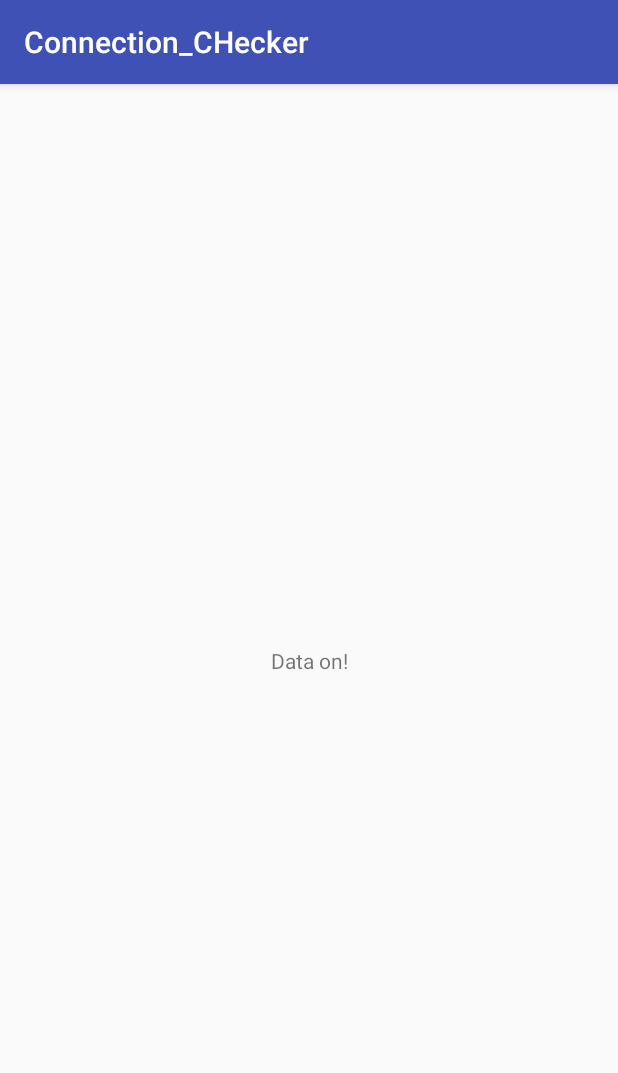
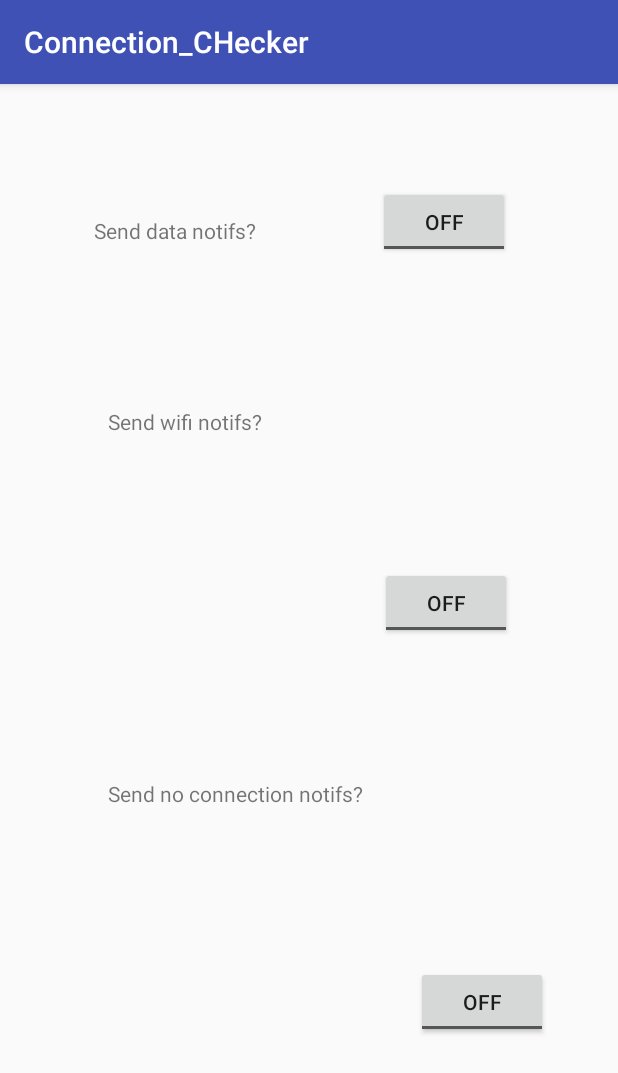
Before and after one commit to michelleli246/ConnectionChecker, an Android app: the screen it shows after launch (MainActivity), on a phone screen of 412 x 824 dp. Shown: the top 1073 px of the screen. Run offline under Robolectric (Android 15) with nearby library versions, the phone set to English and light mode, and no system bars.

```diff
--- a/app/src/main/java/li/michelle/connection_checker/MainActivity.java
+++ b/app/src/main/java/li/michelle/connection_checker/MainActivity.java
@@ -6,34 +6,49 @@ import android.app.PendingIntent;
 import android.content.Context;
 import android.content.Intent;
 import android.content.IntentFilter;
+import android.content.SharedPreferences;
 import android.graphics.BitmapFactory;
 import android.net.ConnectivityManager;
 import android.net.NetworkInfo;
 import android.support.v7.app.AppCompatActivity;
 import android.os.Bundle;
+import android.view.View;
+import android.widget.CompoundButton;
+import android.widget.ToggleButton;
 
 public class MainActivity extends AppCompatActivity {
 
     @Override
     protected void onCreate(Bundle savedInstanceState) {
+        ToggleButton data_t = (ToggleButton) findViewById(R.id.data_tog);
+        ToggleButton wifi_t = (ToggleButton) findViewById(R.id.wifi_tog);
+        ToggleButton nocon_t = (ToggleButton) findViewById(R.id.nocon_tog);
+
         super.onCreate(savedInstanceState);
 
         final IntentFilter theFilter = new IntentFilter();
-        /** System Defined Broadcast */
-        theFilter.addAction(Intent.ACTION_SCREEN_ON);
 
-        getApplicationContext().registerReceiver(new StartActivityOnBoot(), theFilter);
+        getApplicationContext().registerReceiver(new ScreenReceiver(), theFilter);
 
-
-        if(isNetworkConnected() == 1){
+        if(isNetworkConnected() == 2){
+            setContentView(R.layout.activity_main);
+            if(data_t != null){
+                performHeadsUpData();
+            }
+            //Kills app but it opens it for like a second so its kind of wonky
+            //System.exit(0);
+        }
+        else if(isNetworkConnected() == 1){
             setContentView(R.layout.wifi_on);
-        }
-        else if(isNetworkConnected() == 2){
-            setContentView(R.layout.data_on);
-            performHeadsUp();
+            if(wifi_t != null) {
+                performHeadsUpWifi();
+            }
         }
         else{
             setContentView(R.layout.no_connection);
+            if(nocon_t != null) {
+                performHeadsUpNoConnection();
+            }
         }
     }
 
@@ -53,7 +68,7 @@ public class MainActivity extends AppCompatActivity {
         }
     }
 
-    public void performHeadsUp(){
+    public void performHeadsUpData(){
         Intent intent = new Intent(MainActivity.this, MainActivity.class);
         PendingIntent pi = PendingIntent.getActivity(MainActivity.this, 0, intent, 0);
         Notification.Builder builder = new Notification.Builder(this);
@@ -69,4 +84,38 @@ public class MainActivity extends AppCompatActivity {
         notificationManager.notify(0, builder.build());
 
     }
+
+    public void performHeadsUpWifi(){
+        Intent intent = new Intent(MainActivity.this, MainActivity.class);
+        PendingIntent pi = PendingIntent.getActivity(MainActivity.this, 0, intent, 0);
+        Notification.Builder builder = new Notification.Builder(this);
+
+        builder.setContentTitle("Your wifi is on!")
+                .setContentText("text")
+                .setSmallIcon(R.mipmap.ic_launcher)
+                .setLargeIcon(BitmapFactory.decodeResource(getResources(), R.mipmap.ic_launcher))
+                .setContentIntent(pi)
+                .setVibrate(new long[] {Notification.DEFAULT_VIBRATE})
+                .setPriority(Notification.PRIORITY_MAX);
+        NotificationManager notificationManager = (NotificationManager) getSystemService(NOTIFICATION_SERVICE);
+        notificationManager.notify(0, builder.build());
+
+    }
+
+    public void performHeadsUpNoConnection(){
+        Intent intent = new Intent(MainActivity.this, MainActivity.class);
+        PendingIntent pi = PendingIntent.getActivity(MainActivity.this, 0, intent, 0);
+        Notification.Builder builder = new Notification.Builder(this);
+
+        builder.setContentTitle("No connection!")
+                .setContentText("text")
+                .setSmallIcon(R.mipmap.ic_launcher)
+                .setLargeIcon(BitmapFactory.decodeResource(getResources(), R.mipmap.ic_launcher))
+                .setContentIntent(pi)
+                .setVibrate(new long[] {Notification.DEFAULT_VIBRATE})
+                .setPriority(Notification.PRIORITY_MAX);
+        NotificationManager notificationManager = (NotificationManager) getSystemService(NOTIFICATION_SERVICE);
+        notificationManager.notify(0, builder.build());
+
+    }
 }
--- a/app/src/main/res/layout/activity_main.xml
+++ b/app/src/main/res/layout/activity_main.xml
@@ -6,13 +6,76 @@
     android:layout_height="match_parent"
     tools:context=".MainActivity">
 
-    <TextView
+    <ToggleButton
+        android:id="@+id/data_tog"
         android:layout_width="wrap_content"
         android:layout_height="wrap_content"
-        android:text="Hello World!"
-        app:layout_constraintBottom_toBottomOf="parent"
-        app:layout_constraintLeft_toLeftOf="parent"
-        app:layout_constraintRight_toRightOf="parent"
+        android:layout_marginEnd="72dp"
+        android:layout_marginTop="68dp"
+        android:text="ToggleButton"
+        app:layout_constraintEnd_toEndOf="parent"
         app:layout_constraintTop_toTopOf="parent" />
 
+    <ToggleButton
+        android:id="@+id/wifi_tog"
+        android:layout_width="wrap_content"
+        android:layout_height="wrap_content"
+        android:layout_marginBottom="8dp"
+        android:layout_marginStart="8dp"
+        android:layout_marginTop="8dp"
+        android:text="ToggleButton"
+        app:layout_constraintBottom_toTopOf="@+id/nocon_tog"
+        app:layout_constraintEnd_toEndOf="parent"
+        app:layout_constraintStart_toEndOf="@+id/wifi_tog_text"
+        app:layout_constraintTop_toBottomOf="@+id/data_tog"
+        app:layout_constraintVertical_bias="0.485" />
+
+    <ToggleButton
+        android:id="@+id/nocon_tog"
+        android:layout_width="wrap_content"
+        android:layout_height="wrap_content"
+        android:layout_marginBottom="132dp"
+        android:layout_marginEnd="8dp"
+        android:layout_marginStart="8dp"
+        android:text="ToggleButton"
+        app:layout_constraintBottom_toBottomOf="parent"
+        app:layout_constraintEnd_toEndOf="parent"
+        app:layout_constraintHorizontal_bias="0.413"
+        app:layout_constraintStart_toEndOf="@+id/nocon_tog_text" />
+
+    <TextView
+        android:id="@+id/data_tog_text"
+        android:layout_width="wrap_content"
+        android:layout_height="wrap_content"
+        android:layout_marginEnd="8dp"
+        android:layout_marginStart="8dp"
+        android:layout_marginTop="88dp"
+        android:text="Send data notifs?"
+        app:layout_constraintEnd_toStartOf="@+id/data_tog"
+        app:layout_constraintHorizontal_bias="0.426"
+        app:layout_constraintStart_toStartOf="parent"
+        app:layout_constraintTop_toTopOf="parent" />
+
+    <TextView
+        android:id="@+id/wifi_tog_text"
+        android:layout_width="wrap_content"
+        android:layout_height="wrap_content"
+        android:layout_marginStart="72dp"
+        android:layout_marginTop="108dp"
+        android:text="Send wifi notifs?"
+        app:layout_constraintStart_toStartOf="parent"
+        app:layout_constraintTop_toBottomOf="@+id/data_tog_text" />
+
+    <TextView
+        android:id="@+id/nocon_tog_text"
+        android:layout_width="wrap_content"
+        android:layout_height="wrap_content"
+        android:layout_marginBottom="8dp"
+        android:layout_marginStart="72dp"
+        android:layout_marginTop="8dp"
+        android:text="Send no connection notifs?"
+        app:layout_constraintBottom_toBottomOf="parent"
+        app:layout_constraintStart_toStartOf="parent"
+        app:layout_constraintTop_toBottomOf="@+id/wifi_tog_text"
+        app:layout_constraintVertical_bias="0.443" />
 </android.support.constraint.ConstraintLayout>
```
Also changed, not shown: app/src/main/AndroidManifest.xml (+7 -0 lines), app/src/main/java/li/michelle/connection_checker/ScreenReceiver.java (added, +18 -0 lines), app/src/main/java/li/michelle/connection_checker/StartActivityOnBoot.java (+7 -2 lines).
